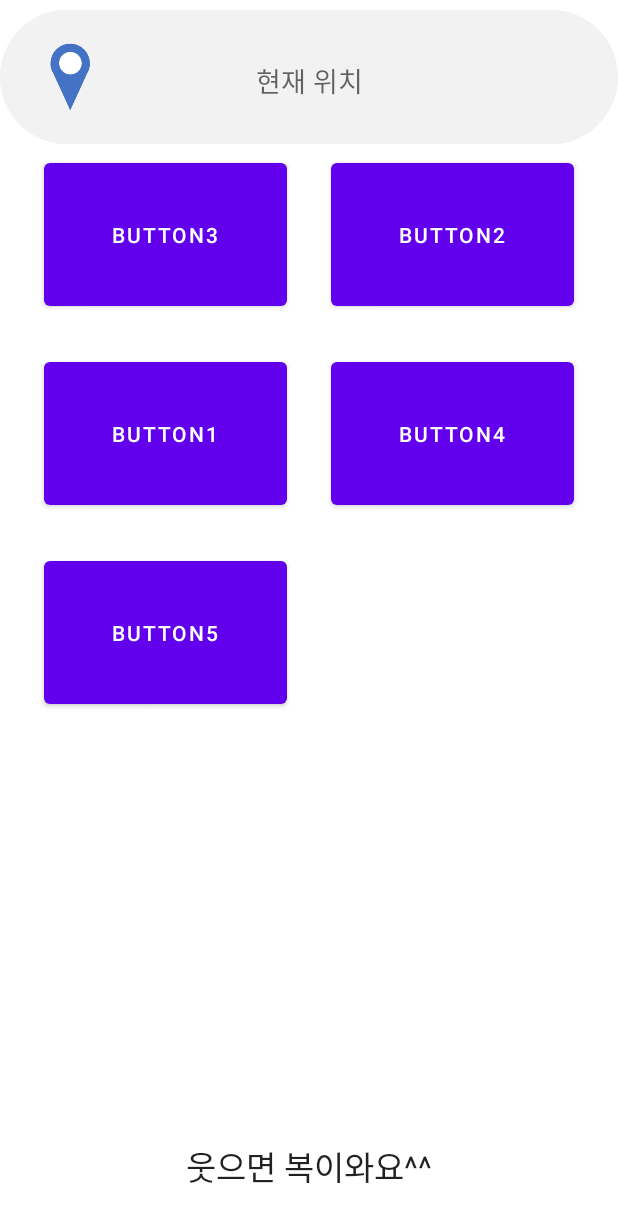
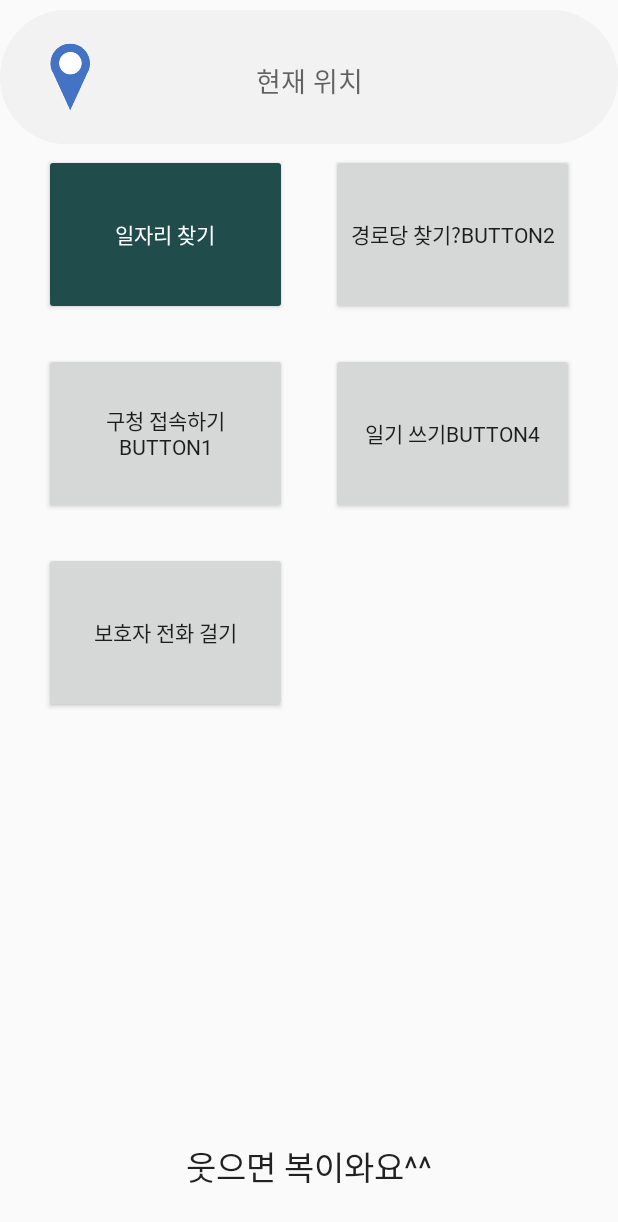
Before and after one commit to julee24/SeniorHelper, an Android app: the screen it shows after launch (MainActivity), on a phone screen of 412 x 824 dp. Shown: the top 1222 px of the screen. Run offline under Robolectric (Android 15) with nearby library versions, the phone set to English and light mode, and no system bars.

Commit message:
Edit font, button

```diff
--- a/app/src/main/res/layout/activity_main.xml
+++ b/app/src/main/res/layout/activity_main.xml
@@ -11,20 +11,23 @@
         android:layout_width="162dp"
         android:layout_height="107dp"
         android:layout_marginBottom="25dp"
-        android:text="Button3"
+        android:backgroundTint="#204C4C"
+        android:fontFamily="@font/pretendardsemibold"
+        android:text="일자리 찾기"
+        android:textColor="#FFFFFF"
+        app:layout_constraintBottom_toTopOf="@+id/button1"
+        app:layout_constraintHorizontal_chainStyle="spread"
         app:layout_constraintLeft_toLeftOf="parent"
         app:layout_constraintRight_toLeftOf="@+id/button2"
-        app:layout_constraintTop_toBottomOf="@+id/txtResult"
-        app:layout_constraintBottom_toTopOf="@+id/button1"
-        app:layout_constraintHorizontal_chainStyle="spread"
-        />
+        app:layout_constraintTop_toBottomOf="@+id/txtResult" />
 
     <Button
         android:id="@+id/button2"
         android:layout_width="162dp"
         android:layout_height="107dp"
         android:layout_marginTop="35dp"
-        android:text="Button2"
+        android:fontFamily="@font/pretendardsemibold"
+        android:text="경로당 찾기?button2"
         app:layout_constraintLeft_toRightOf="@+id/button3"
         app:layout_constraintRight_toRightOf="parent"
         app:layout_constraintTop_toBottomOf="@+id/txtResult"
@@ -34,7 +37,8 @@
         android:id="@+id/button1"
         android:layout_width="162dp"
         android:layout_height="107dp"
-        android:text="Button1"
+        android:text="구청 접속하기Button1"
+        android:fontFamily="@font/pretendardsemibold"
         app:layout_constraintBottom_toTopOf="@+id/button5"
         app:layout_constraintEnd_toStartOf="@+id/button4"
         app:layout_constraintStart_toStartOf="parent"
@@ -46,7 +50,8 @@
         android:layout_width="162dp"
         android:layout_height="107dp"
         android:layout_marginTop="25dp"
-        android:text="Button4"
+        android:text="일기 쓰기Button4"
+        android:fontFamily="@font/pretendardsemibold"
         app:layout_constraintRight_toRightOf="parent"
         app:layout_constraintLeft_toRightOf="@+id/button1"
         app:layout_constraintTop_toBottomOf="@+id/button2" />
@@ -58,7 +63,8 @@
         android:layout_width="162dp"
         android:layout_height="107dp"
         android:layout_marginTop="25dp"
-        android:text="Button5"
+        android:text="보호자 전화 걸기"
+        android:fontFamily="@font/pretendardsemibold"
         app:layout_constraintEnd_toEndOf="@+id/button3"
         app:layout_constraintStart_toStartOf="@+id/button1"
         app:layout_constraintTop_toBottomOf="@+id/button1" />
@@ -98,6 +104,7 @@
         android:layout_marginTop="40dp"
         android:layout_marginBottom="35dp"
         android:text="현재 위치"
+        android:fontFamily="@font/pretendardbold"
         android:textAppearance="@style/TextAppearance.AppCompat.Medium"
         app:layout_constraintBottom_toTopOf="@+id/button3"
         app:layout_constraintTop_toTopOf="parent"
--- a/app/src/main/res/layout/activity_map2.xml
+++ b/app/src/main/res/layout/activity_map2.xml
@@ -35,6 +35,7 @@
         android:layout_width="wrap_content"
         android:layout_height="wrap_content"
         android:text="근처 경로당"
+        android:fontFamily="@font/pretendardbold"
         android:textAppearance="@style/TextAppearance.AppCompat.Large"
         app:layout_constraintBottom_toTopOf="@+id/guideline3"
         app:layout_constraintEnd_toEndOf="parent"
@@ -69,6 +70,7 @@
         android:layout_width="wrap_content"
         android:layout_height="wrap_content"
         android:text="이름"
+        android:fontFamily="@font/pretendardmedium"
         android:textSize="25sp"
         app:layout_constraintBottom_toTopOf="@+id/guideline4"
         app:layout_constraintEnd_toEndOf="parent"
@@ -81,6 +83,7 @@
         android:layout_height="wrap_content"
         android:text="주소"
         android:textSize="20sp"
+        android:fontFamily="@font/pretendardmedium"
         app:layout_constraintBottom_toTopOf="@+id/guideline5"
         app:layout_constraintEnd_toEndOf="parent"
         app:layout_constraintStart_toStartOf="parent"
--- a/app/src/main/res/layout/job_list.xml
+++ b/app/src/main/res/layout/job_list.xml
@@ -18,7 +18,7 @@
             android:layout_weight="1"
             android:gravity="center"
             android:text="회사"
-            android:fontFamily="@font/pretendardbold"
+            android:fontFamily="@font/pretendardregular"
             android:background="#f8ecc9"/>
 
         <View
@@ -34,7 +34,7 @@
             android:layout_weight="1"
             android:gravity="center"
             android:text="직종"
-            android:fontFamily="@font/pretendardbold"
+            android:fontFamily="@font/pretendardregular"
             android:background="#f8ecc9"/>
 
 
@@ -52,7 +52,7 @@
             android:gravity="center"
             android:text="위치"
             android:layout_below="@id/name"
-            android:fontFamily="@font/pretendardbold"
+            android:fontFamily="@font/pretendardregular"
             android:background="#e6e6e6" />
 
         <View
@@ -68,7 +68,7 @@
             android:layout_weight="1"
             android:gravity="center"
             android:text="나이"
-            android:fontFamily="@font/pretendardbold"
+            android:fontFamily="@font/pretendardregular"
             android:background="#e6e6e6"/>
 
     </LinearLayout>
--- a/app/src/main/res/layout/list_view_item_layout.xml
+++ b/app/src/main/res/layout/list_view_item_layout.xml
@@ -18,6 +18,7 @@
         android:layout_height="wrap_content"
         android:layout_alignParentLeft="true"
         android:layout_toLeftOf="@+id/centerShim"
+        android:fontFamily="@font/pretendardbold"
         android:gravity="center"
         android:text="직장"
         android:textSize="20dp" />
@@ -28,6 +29,7 @@
         android:layout_height="wrap_content"
         android:layout_alignParentRight="true"
         android:layout_toRightOf="@+id/centerShim"
+        android:fontFamily="@font/pretendardbold"
         android:gravity="center"
         android:text="직종"
         android:textSize="20dp" />
@@ -46,6 +48,7 @@
         android:layout_height="wrap_content"
         android:layout_below="@id/name_text"
         android:layout_toLeftOf="@+id/centerShim"
+        android:fontFamily="@font/pretendardbold"
         android:gravity="center"
         android:text="위치"
         android:textSize="15dp" />
@@ -55,7 +58,9 @@
         android:layout_width="match_parent"
         android:layout_height="wrap_content"
         android:layout_below="@id/name_text"
+        android:fontFamily="@font/pretendardbold"
         android:layout_toRightOf="@+id/centerShim"
+
         android:gravity="center"
         android:text="나이"
         android:textSize="15dp" />
--- a/app/src/main/res/values/themes.xml
+++ b/app/src/main/res/values/themes.xml
@@ -1,6 +1,6 @@
 <resources xmlns:tools="http://schemas.android.com/tools">
     <!-- Base application theme. -->
-    <style name="Theme.MyApplication" parent="Theme.MaterialComponents.DayNight.DarkActionBar">
+    <style name="Theme.MyApplication" parent="Theme.AppCompat.Light">
         <!-- Primary brand color. -->
         <item name="colorPrimary">@color/purple_500</item>
         <item name="colorPrimaryVariant">@color/purple_700</item>
```
